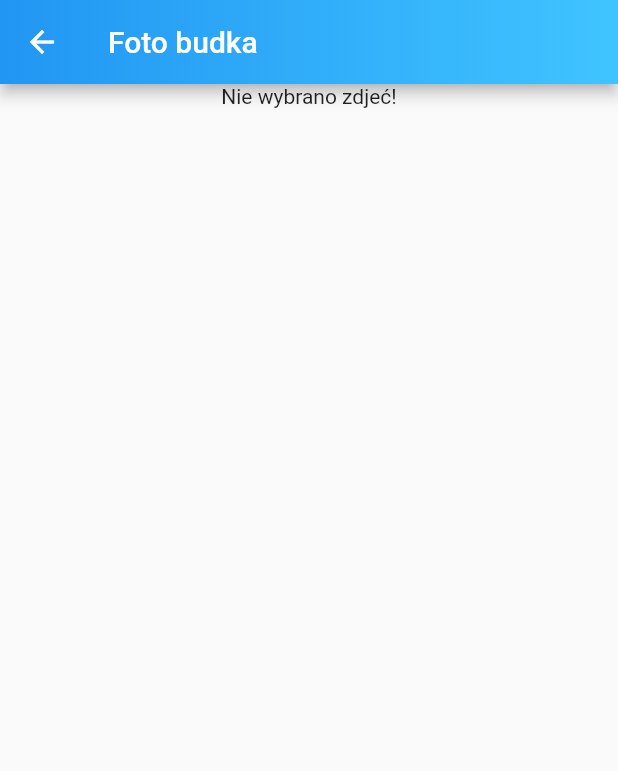
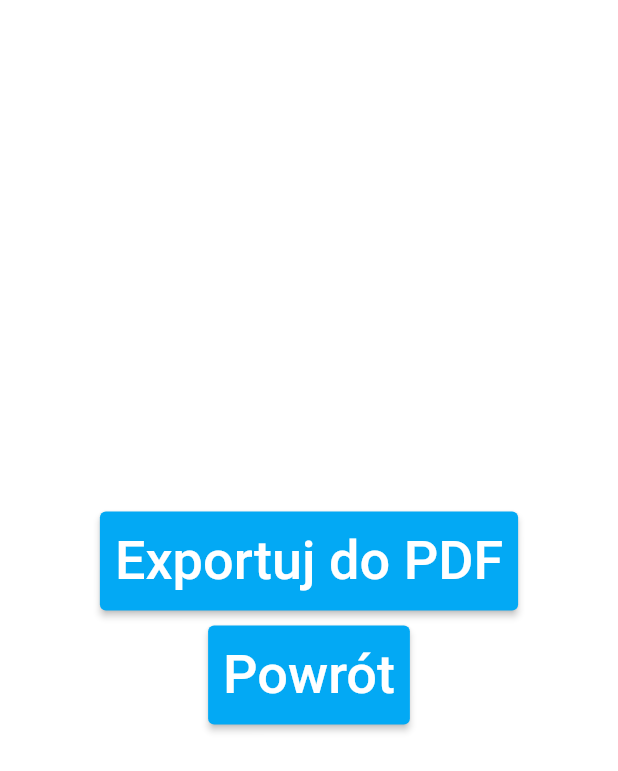
Before and after one commit to alekgor286/foto_budka, a Flutter app: the ExportScreen widget shown alone on an empty page, opened directly, on a phone screen of 412 x 824 dp. Shown: the top 771 px of the screen. Run offline on Flutter 3.47's test engine with Material 2 defaults, Android fonts, the light colour scheme and no system bars; our stand-ins replace gallery_saver, google_fonts, image_picker; missing offline and left inert: flutter_beep.

Commit message:
Dodanie eksportu

```diff
--- a/lib/exportScreen.dart
+++ b/lib/exportScreen.dart
@@ -1,11 +1,8 @@
-import 'dart:developer';
-import 'dart:io';
+import 'dart:convert';
+
 import 'package:flutter/material.dart';
-import 'package:path_provider/path_provider.dart';
-import 'package:path/path.dart';
-import 'package:drag_and_drop_gridview/devdrag.dart';
-import 'details_screen.dart';
-import 'main.dart';
+import 'package:foto_budka/landing_screen.dart';
+import 'package:http/http.dart' as http;
 
 class ExportScreen extends StatefulWidget {
   const ExportScreen({super.key});
@@ -15,119 +12,63 @@ class ExportScreen extends StatefulWidget {
 }
 
 class _ExportScreenState extends State<ExportScreen> {
-  final List<PhotoItem> _items = [];
-  ScrollController? _scrollController;
+  String _pdfUrl = "";
 
   @override
   void initState() {
     super.initState();
-    WidgetsBinding.instance.addPostFrameCallback((_) {
-      _openFile();
-    });
   }
 
-  _downloadPDF() {
+  _downloadPDF() async {
       var url = Uri.parse("http://localhost:8080/photos/downloadPDF");
+      http.Response response = await http.get(url);
+      setState(() {
+        _pdfUrl = base64Encode(response.bodyBytes);
+      });
   }
 
-  _openFile() async {
-    setState(() {
-      _items.clear();
-    });
-    Directory appDocDir = await getApplicationDocumentsDirectory();
-    var fileSystemEntity = appDocDir.listSync();
-    log('data: $fileSystemEntity');
-    fileSystemEntity
-        .removeWhere((element) => !basename(element.path).contains(".jpg"));
-
-    for (var element in fileSystemEntity) {
-      setState(() {
-        _items.add(PhotoItem(File(element.path)));
-      });
-    }
-  }
-
-  List<Widget> _decideImageView() {
-    if (_items.isEmpty) {
-      return [const Text("Nie wybrano zdjeć!"),
-        Row(mainAxisAlignment: MainAxisAlignment.center)
-      ];
-    } else {
-      return [DragAndDropGridView(
-          controller: _scrollController,
-          gridDelegate: const SliverGridDelegateWithFixedCrossAxisCount(
-            crossAxisSpacing: 25,
-            mainAxisSpacing: 25,
-            crossAxisCount: 3,
-          ),
-          padding: const EdgeInsets.all(20),
-          itemCount: _items.length,
-          onWillAccept: (oldIndex, newIndex) {
-            return true;
-          },
-          onReorder: (oldIndex, newIndex) {
-            final temp = _items[oldIndex];
-            _items[oldIndex] = _items[newIndex];
-            _items[newIndex] = temp;
-
-            setState(() {});
-          },
-          itemBuilder: (context, index) {
-            return GestureDetector(
-              onTap: () {
-                Navigator.push(
-                  context,
-                  MaterialPageRoute(
-                    builder: (context) => DetailScreen(
-                      image: _items[index].image,
-                    ),
-                  ),
-                ).then((value) => _openFile());
-              },
-              child: Container(
-                decoration: BoxDecoration(
-                  image: DecorationImage(
-                    fit: BoxFit.cover,
-                    image: FileImage(_items[index].image),
-                  ),
-                ),
-              ),
-            );
-          }),
-        ElevatedButton(
-          onPressed: () {
-            _downloadPDF();
-          },
-          child: Text("Exportuj do PDF"),
-        ),
-        Row(mainAxisAlignment: MainAxisAlignment.center)
-      ];
-    }
-  }
 
   @override
   Widget build(BuildContext context) {
-    return Scaffold(
-      appBar: AppBar(
-        title: const Text(Strings.appTitle),
-        flexibleSpace: Container(
-          decoration: const BoxDecoration(
-            gradient: LinearGradient(
-                begin: Alignment.centerRight,
-                end: Alignment.centerLeft,
-                colors: <Color>[Colors.lightBlueAccent, Colors.blue]),
-          ),
+    return Container(
+      color: Colors.white,
+      child: Center(
+        child: Column(
+          mainAxisAlignment: MainAxisAlignment.center,
+          children: <Widget>[
+            ElevatedButton(
+            style: ButtonStyle(
+                backgroundColor: MaterialStateProperty.all<Color>(
+                Colors.lightBlue),
+                padding: MaterialStateProperty.all(
+                const EdgeInsets.only(top: 12.0, bottom: 12.0, left: 10.0, right: 10.0))),
+              onPressed: () {
+                _downloadPDF();
+              },
+              child: const Text(
+                'Exportuj do PDF',
+                style: TextStyle(fontSize: 36.0, color: Colors.white), ),
+            ),
+            SizedBox(height: 10),
+            ElevatedButton(
+              style: ButtonStyle(
+                  backgroundColor: MaterialStateProperty.all<Color>(
+                      Colors.lightBlue),
+                  padding: MaterialStateProperty.all(
+                      const EdgeInsets.only(top: 12.0, bottom: 12.0, left: 10.0, right: 10.0))),
+              onPressed: () {
+                Navigator.push(
+                  context,
+                  MaterialPageRoute(builder: (context) => const LandingScreen()),
+                );
+              },
+              child: const Text(
+                'Powrót',
+                style: TextStyle(fontSize: 36.0, color: Colors.white), ),
+            ),
+          ],
         ),
       ),
-        body: Stack(
-            children: <Widget>[
-              Container(
-                  child: SingleChildScrollView(
-                    child: Column(
-                      mainAxisAlignment: MainAxisAlignment.spaceAround,
-                      children: _decideImageView(),
-                    ),
-                  )),
-            ]),);
+    );
   }
 }
```
